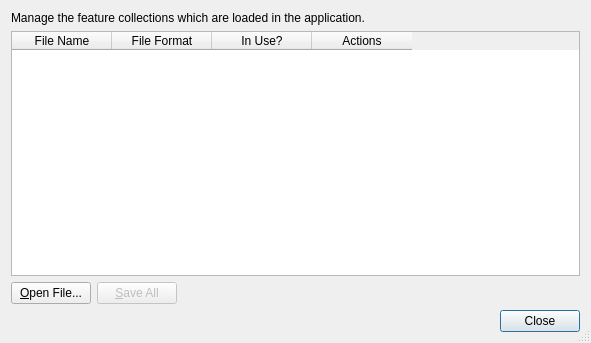
Above: src/qt-widgets/ManageFeatureCollectionsDialogUi.ui from GPlates/GPlates before the change. Below: the same form after it.
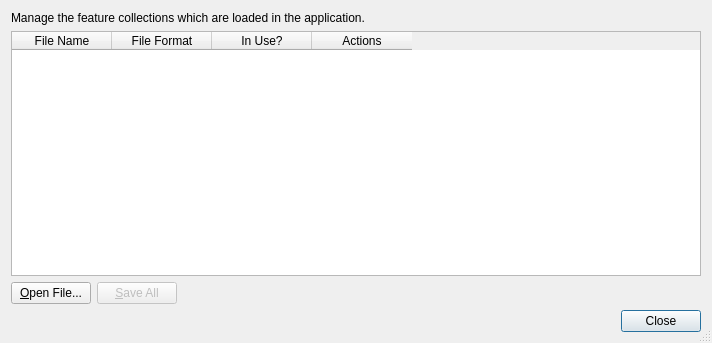
That is the form after the change. Icons and pictures are not drawn.

```diff
--- a/src/qt-widgets/ManageFeatureCollectionsDialogUi.ui
+++ b/src/qt-widgets/ManageFeatureCollectionsDialogUi.ui
@@ -5,7 +5,7 @@
    <rect>
     <x>0</x>
     <y>0</y>
-    <width>591</width>
+    <width>712</width>
     <height>343</height>
    </rect>
   </property>
```
